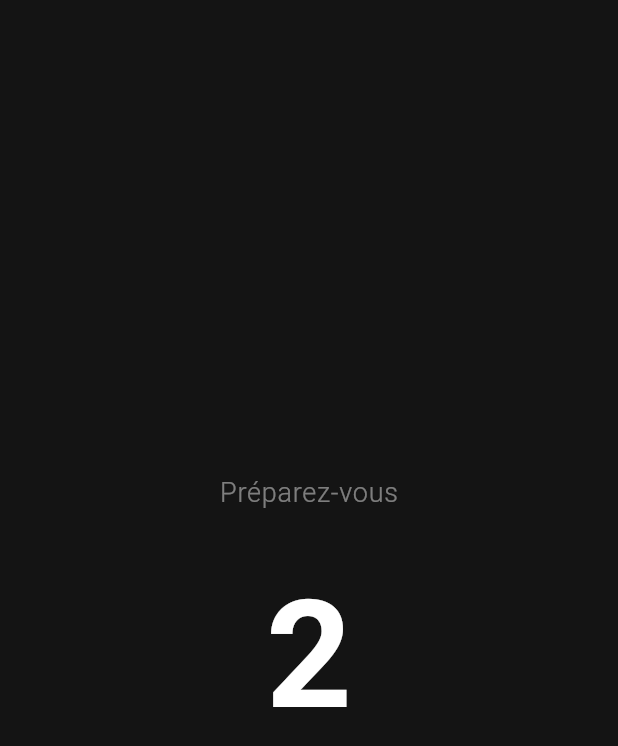
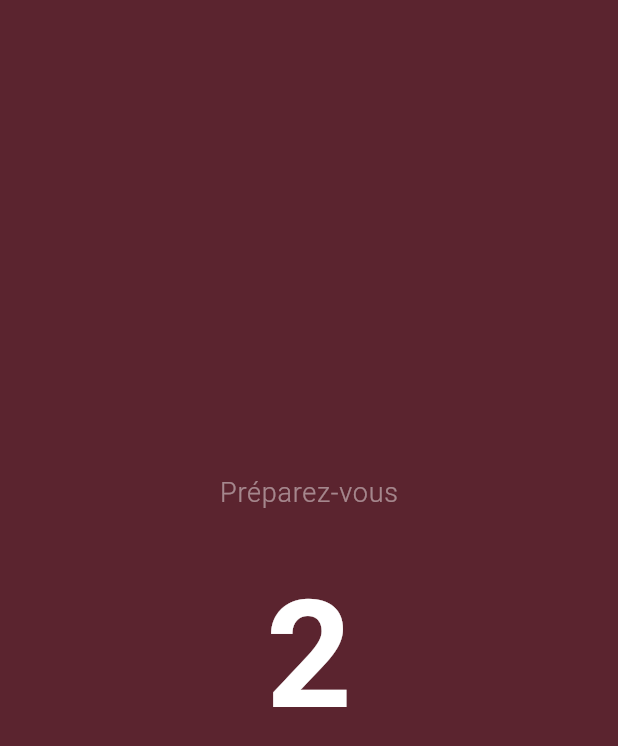
Before and after one commit to Mathieuakoubia/Tiya, a Flutter app: the EyeMovementEMDR screen opened directly, after a tap on "Commencer", on a phone screen of 412 x 824 dp. Shown: the top 746 px of the screen. Run offline on Flutter 3.47's test engine with Material 3 defaults, Android fonts, the phone set to English and light mode, and no system bars; our stand-ins replace camera, cloud_firestore, firebase_auth, firebase_core, google_fonts, permission_handler and 1 more; missing offline and left inert: google_mlkit_face_detection; accounts and stored records are empty; generated files the repository leaves out were written again.

Commit message:
changement en fond bordeaux des page de chargement

```diff
--- a/lib/emdr_widget.dart
+++ b/lib/emdr_widget.dart
@@ -238,7 +238,9 @@ class _EyeMovementEMDRState extends State<EyeMovementEMDR>
           ? const Color(0xFFF4F3F2)
           : _phase == _Phase.intro
               ? Colors.transparent
-              : _darkBg,
+              : _phase == _Phase.countdown
+                  ? const Color(0xFF5B242F)
+                  : _darkBg,
       body: AnimatedSwitcher(
         duration: const Duration(milliseconds: 450),
         child: _buildPhase(),
--- a/lib/soothing_thumb.dart
+++ b/lib/soothing_thumb.dart
@@ -335,7 +335,9 @@ class _SoothingThumbState extends State<SoothingThumb>
   @override
   Widget build(BuildContext context) {
     return Scaffold(
-      backgroundColor: Colors.transparent,
+      backgroundColor: _phase == _Phase.countdown
+          ? const Color(0xFF5B242F)
+          : Colors.transparent,
       body: AnimatedSwitcher(
         duration: const Duration(milliseconds: 450),
         child: _buildPhase(),
```
